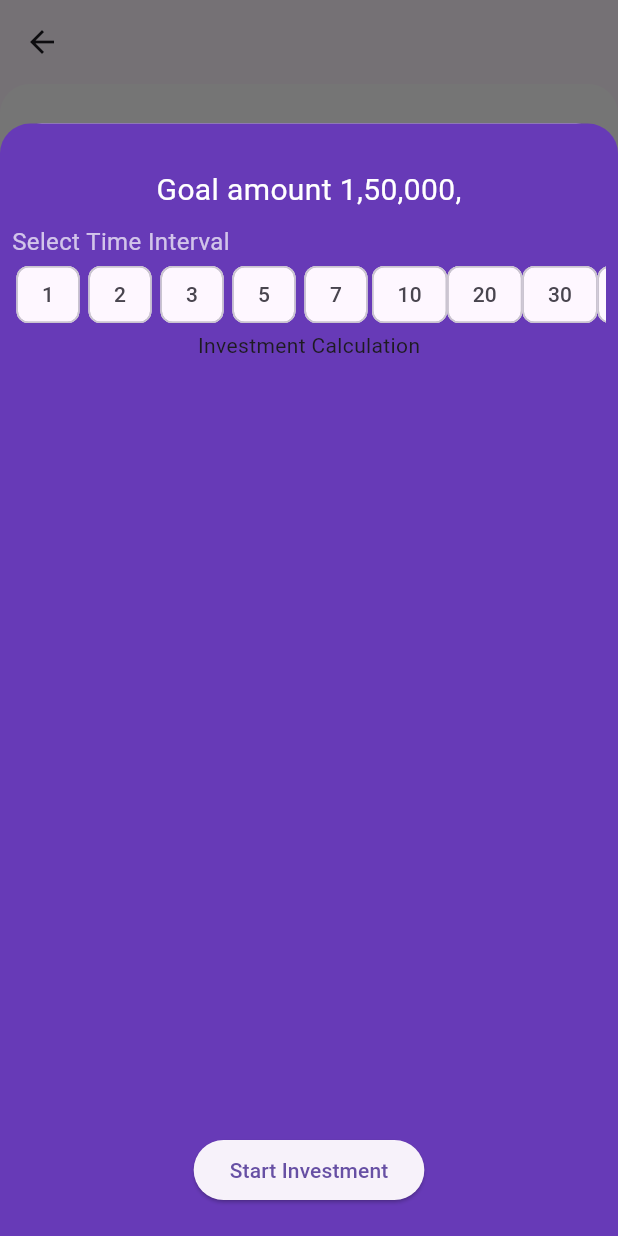
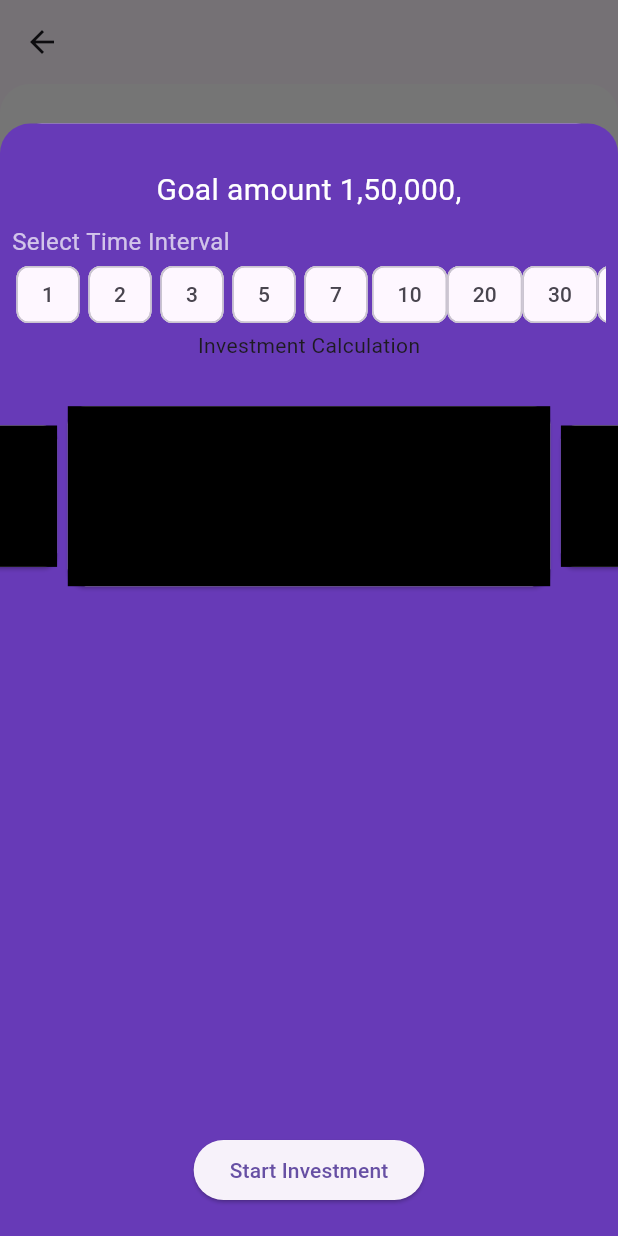
Before and after one commit to aditechdev/goal_based_investment, a Flutter app: the CalculationScreen screen opened by its route, after a tap on "Start Investment", on a phone screen of 412 x 824 dp. Run offline on Flutter 3.47's test engine with Material 3 defaults, Android fonts, the light colour scheme and no system bars; drawn by our look-alikes of carousel_slider, syncfusion_flutter_gauges; our stand-ins replace dotted_decoration, liquid_swipe, rxdart, smooth_page_indicator.

Commit message:
:art: Investment card added

```diff
--- a/lib/widgets/calculationScreen/investment_bottom_sheet_widget.dart
+++ b/lib/widgets/calculationScreen/investment_bottom_sheet_widget.dart
@@ -1,3 +1,4 @@
+import 'package:carousel_slider/carousel_slider.dart';
 import 'package:flutter/material.dart';
 
 import '../../controller/amount_selection_controller.dart';
@@ -56,8 +57,27 @@ class InvestmentBottomSheetWidget extends StatelessWidget {
                     ),
                   ),
                 ),
-                const Text("Investment Calculation")
+                const Text("Investment Calculation"),
               ],
+            ),
+          ),
+          CarouselSlider(
+            items: List.generate(
+              10,
+              (index) => Card(
+                child: Container(
+                  height: 120,
+                  width: MediaQuery.of(context).size.width - 30,
+                  color: Colors.black,
+                ),
+              ),
+            ),
+            options: CarouselOptions(
+              aspectRatio: 2.5,
+              enlargeCenterPage: true,
+              autoPlay: false,
+              enlargeStrategy: CenterPageEnlargeStrategy.zoom,
+              enlargeFactor: 0.4,
             ),
           ),
           const Spacer(),
```
